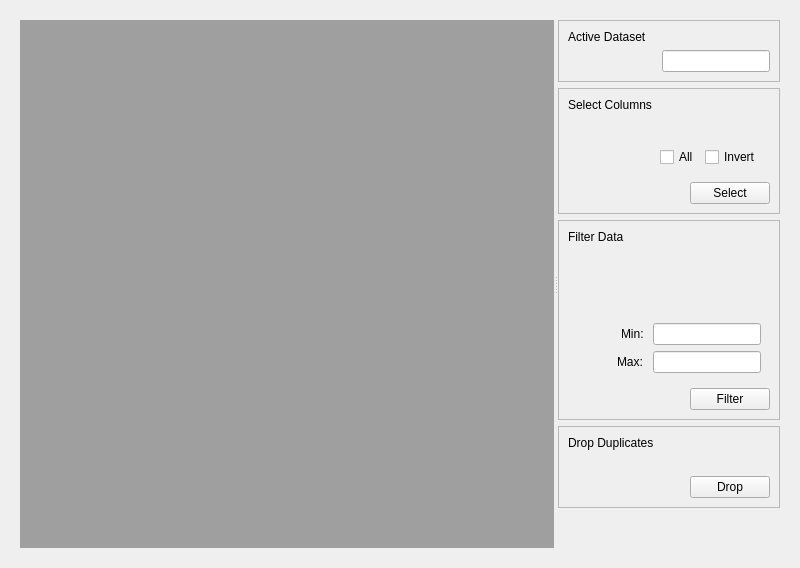
gurayerus/NiChart, file NiChart/plugins/filterview/filterview.ui: the form before one commit.
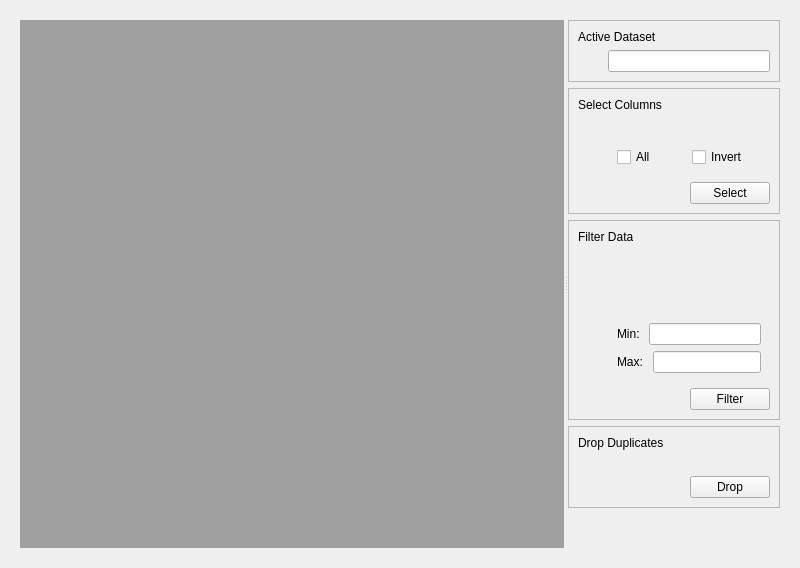
The form after the commit.

The edit to the form file:
```diff
--- a/NiChart/plugins/filterview/filterview.ui
+++ b/NiChart/plugins/filterview/filterview.ui
@@ -14,7 +14,7 @@
       <string>Form</string>
     </property>
 
-    <layout  class="QVBoxLayout"  name="horizontalLayout">
+    <layout  class="QVBoxLayout"  name="vlMain">
       <item>
         
         <widget class="QWidget" name="verticalLayoutWidget">
@@ -81,9 +81,14 @@
                                     <property  name="orientation">
                                     <enum>Qt::Horizontal</enum>
                                     </property>
+                                    
+                                    <property name="sizeType">
+                                        <enum>QSizePolicy::Fixed</enum>
+                                    </property>
+                                    
                                     <property  name="sizeHint"  stdset="0">
                                     <size>
-                                        <width>40</width>
+                                        <width>30</width>
                                         <height>20</height>
                                     </size>
                                     </property>
@@ -132,9 +137,14 @@
                                     <property  name="orientation">
                                     <enum>Qt::Horizontal</enum>
                                     </property>
+
+                                    <property name="sizeType">
+                                        <enum>QSizePolicy::Fixed</enum>
+                                    </property>
+                                    
                                     <property  name="sizeHint"  stdset="0">
                                     <size>
-                                        <width>40</width>
+                                        <width>30</width>
                                         <height>20</height>
                                     </size>
                                     </property>
@@ -154,9 +164,14 @@
                                         <property  name="orientation">
                                         <enum>Qt::Horizontal</enum>
                                         </property>
+                                        
+                                        <property name="sizeType">
+                                            <enum>QSizePolicy::Fixed</enum>
+                                        </property>
+                                        
                                         <property  name="sizeHint"  stdset="0">
                                         <size>
-                                            <width>40</width>
+                                            <width>30</width>
                                             <height>20</height>
                                         </size>
                                         </property>
@@ -190,7 +205,7 @@
                                         </property>
                                         <property  name="sizeHint"  stdset="0">
                                             <size>
-                                            <width>40</width>
+                                            <width>30</width>
                                             <height>20</height>
                                             </size>
                                         </property>
@@ -242,9 +257,14 @@
                                     <property  name="orientation">
                                     <enum>Qt::Horizontal</enum>
                                     </property>
+                                    
+                                    <property name="sizeType">
+                                        <enum>QSizePolicy::Fixed</enum>
+                                    </property>
+                                    
                                     <property  name="sizeHint"  stdset="0">
                                     <size>
-                                        <width>40</width>
+                                        <width>30</width>
                                         <height>20</height>
                                     </size>
                                     </property>
@@ -264,9 +284,14 @@
                                                 <property  name="orientation">
                                                 <enum>Qt::Horizontal</enum>
                                                 </property>
+                                                
+                                                <property name="sizeType">
+                                                    <enum>QSizePolicy::Fixed</enum>
+                                                </property>
+                                                
                                                 <property  name="sizeHint"  stdset="0">
                                                 <size>
-                                                    <width>40</width>
+                                                    <width>30</width>
                                                     <height>20</height>
                                                 </size>
                                                 </property>
@@ -296,9 +321,14 @@
                                                 <property  name="orientation">
                                                 <enum>Qt::Horizontal</enum>
                                                 </property>
+                                                
+                                                <property name="sizeType">
+                                                    <enum>QSizePolicy::Fixed</enum>
+                                                </property>
+                                                
                                                 <property  name="sizeHint"  stdset="0">
                                                 <size>
-                                                    <width>40</width>
+                                                    <width>30</width>
                                                     <height>20</height>
                                                 </size>
                                                 </property>
@@ -327,9 +357,14 @@
                                                 <property  name="orientation">
                                                 <enum>Qt::Horizontal</enum>
                                                 </property>
+                                                
+                                                <property name="sizeType">
+                                                    <enum>QSizePolicy::Fixed</enum>
+                                                </property>
+                                                
                                                 <property  name="sizeHint"  stdset="0">
                                                 <size>
-                                                    <width>40</width>
+                                                    <width>30</width>
                                                     <height>20</height>
                                                 </size>
                                                 </property>
@@ -419,9 +454,14 @@
                                     <property  name="orientation">
                                     <enum>Qt::Horizontal</enum>
                                     </property>
+
+                                    <property name="sizeType">
+                                        <enum>QSizePolicy::Fixed</enum>
+                                    </property>
+
                                     <property  name="sizeHint"  stdset="0">
                                     <size>
-                                        <width>40</width>
+                                        <width>30</width>
                                         <height>20</height>
                                     </size>
                                     </property>
@@ -489,7 +529,7 @@
         </widget>
       </item>
 
-      </layout>
+    </layout>
         
   </widget>
   <resources/>
```
Left out of the diff: 2 changed lines with no effect on the pictures.
